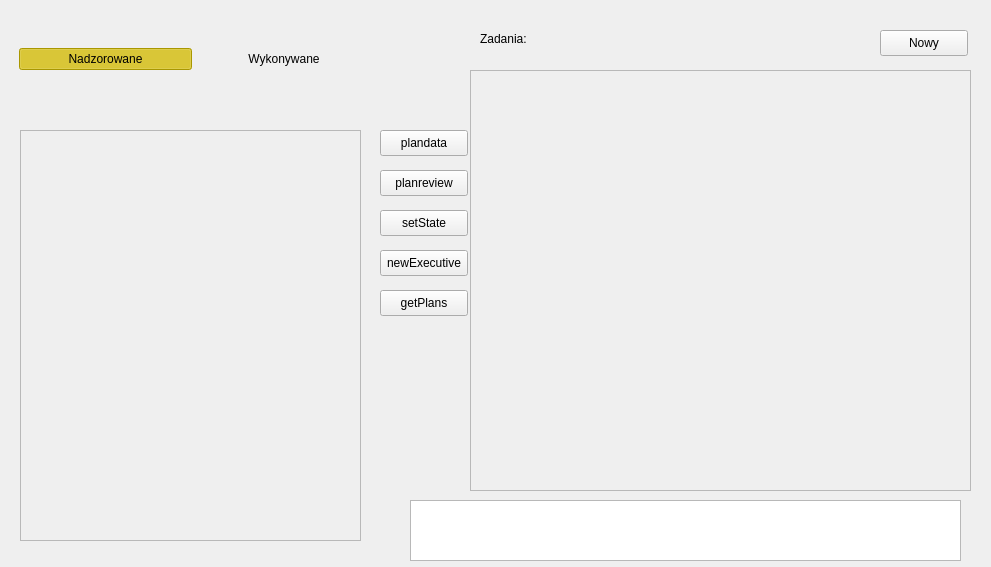
This is desktop/tpprojekt/planviewer.ui in Panturek/TP_projekt as Qt 5 draws it before an edit. The edited form follows.
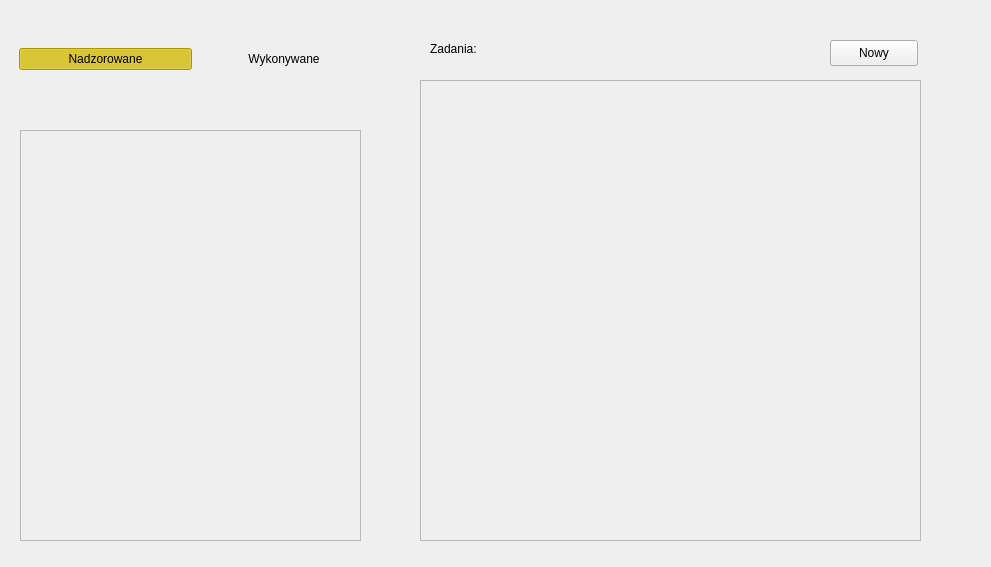
This is the edited form.

Patch:
```diff
--- a/desktop/tpprojekt/planviewer.ui
+++ b/desktop/tpprojekt/planviewer.ui
@@ -13,86 +13,11 @@
   <property name="windowTitle">
    <string>Form</string>
   </property>
-  <widget class="QTextEdit" name="textViewer">
-   <property name="geometry">
-    <rect>
-     <x>410</x>
-     <y>500</y>
-     <width>551</width>
-     <height>61</height>
-    </rect>
-   </property>
-  </widget>
-  <widget class="QPushButton" name="planDataButton">
-   <property name="geometry">
-    <rect>
-     <x>380</x>
-     <y>130</y>
-     <width>88</width>
-     <height>26</height>
-    </rect>
-   </property>
-   <property name="text">
-    <string>plandata</string>
-   </property>
-  </widget>
-  <widget class="QPushButton" name="planReviewButton">
-   <property name="geometry">
-    <rect>
-     <x>380</x>
-     <y>170</y>
-     <width>88</width>
-     <height>26</height>
-    </rect>
-   </property>
-   <property name="text">
-    <string>planreview</string>
-   </property>
-  </widget>
-  <widget class="QPushButton" name="setStateButton">
-   <property name="geometry">
-    <rect>
-     <x>380</x>
-     <y>210</y>
-     <width>88</width>
-     <height>26</height>
-    </rect>
-   </property>
-   <property name="text">
-    <string>setState</string>
-   </property>
-  </widget>
-  <widget class="QPushButton" name="newExecutiveButton">
-   <property name="geometry">
-    <rect>
-     <x>380</x>
-     <y>250</y>
-     <width>88</width>
-     <height>26</height>
-    </rect>
-   </property>
-   <property name="text">
-    <string>newExecutive</string>
-   </property>
-  </widget>
-  <widget class="QPushButton" name="getPlansButton">
-   <property name="geometry">
-    <rect>
-     <x>380</x>
-     <y>290</y>
-     <width>88</width>
-     <height>26</height>
-    </rect>
-   </property>
-   <property name="text">
-    <string>getPlans</string>
-   </property>
-  </widget>
   <widget class="QPushButton" name="makeNewButton">
    <property name="geometry">
     <rect>
-     <x>880</x>
-     <y>30</y>
+     <x>830</x>
+     <y>40</y>
      <width>88</width>
      <height>26</height>
     </rect>
@@ -104,8 +29,8 @@
   <widget class="QLabel" name="label">
    <property name="geometry">
     <rect>
-     <x>480</x>
-     <y>30</y>
+     <x>430</x>
+     <y>40</y>
      <width>65</width>
      <height>18</height>
     </rect>
@@ -242,10 +167,10 @@
   <widget class="QScrollArea" name="scrollArea">
    <property name="geometry">
     <rect>
-     <x>470</x>
-     <y>70</y>
+     <x>420</x>
+     <y>80</y>
      <width>501</width>
-     <height>421</height>
+     <height>461</height>
     </rect>
    </property>
    <property name="horizontalScrollBarPolicy">
@@ -266,7 +191,7 @@
       <x>0</x>
       <y>0</y>
       <width>499</width>
-      <height>419</height>
+      <height>459</height>
      </rect>
     </property>
     <layout class="QVBoxLayout" name="verticalLayout">
```
